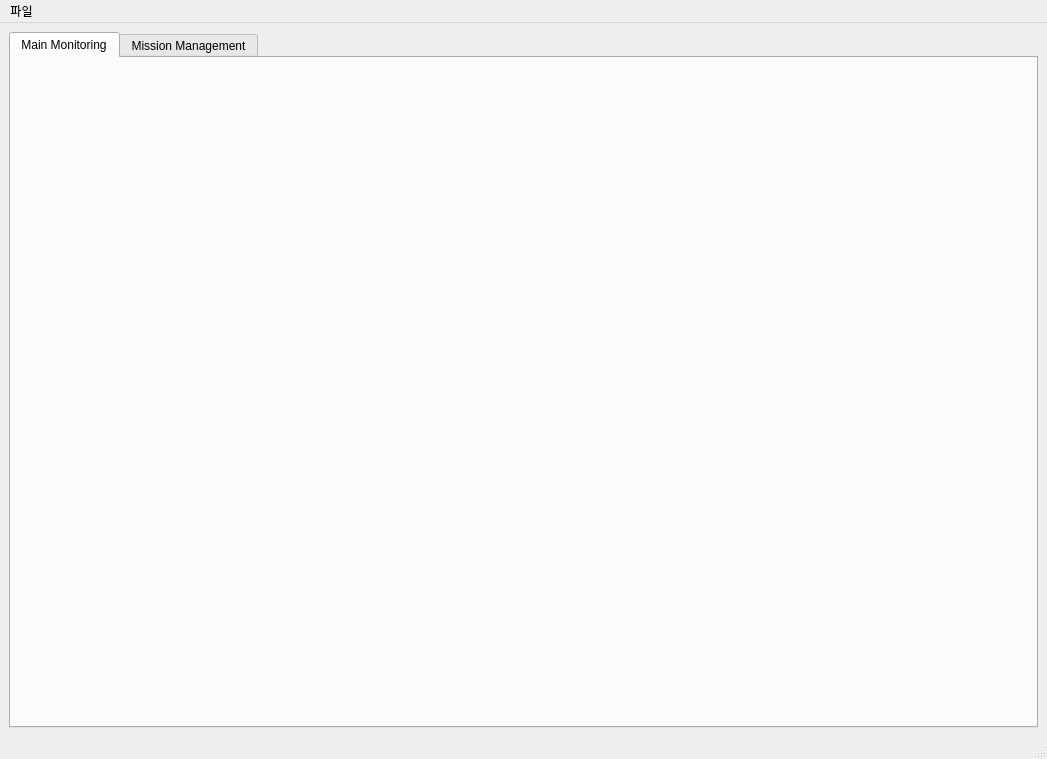
Above: gui/ui/main_window.ui from addinedu-ros-9th/deeplearning-repo-1 before the change. Below: the same form after it.
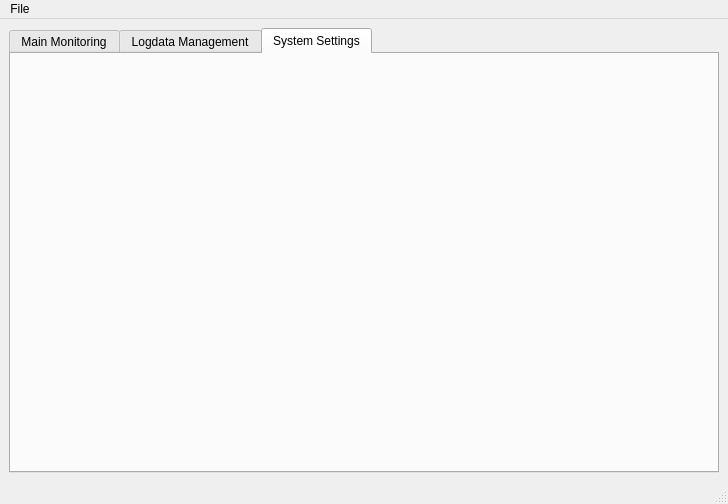
That is the form after the change. The open tabs and pages were chosen to show the change.

The edit to the form file:
```diff
--- a/gui/ui/main_window.ui
+++ b/gui/ui/main_window.ui
@@ -6,8 +6,8 @@
    <rect>
     <x>0</x>
     <y>0</y>
-    <width>1047</width>
-    <height>759</height>
+    <width>728</width>
+    <height>504</height>
    </rect>
   </property>
   <property name="windowTitle">
@@ -28,10 +28,16 @@
       </widget>
       <widget class="QWidget" name="manage_tab">
        <attribute name="title">
-        <string>Mission Management</string>
+        <string>Logdata Management</string>
        </attribute>
        <layout class="QVBoxLayout" name="verticalLayout_on_manage_tab"/>
       </widget>
+      <widget class="QWidget" name="system_tab">
+       <attribute name="title">
+        <string>System Settings</string>
+       </attribute>
+       <layout class="QVBoxLayout" name="verticalLayout_2"/>
+      </widget>
      </widget>
     </item>
    </layout>
@@ -41,13 +47,13 @@
     <rect>
      <x>0</x>
      <y>0</y>
-     <width>1047</width>
-     <height>28</height>
+     <width>728</width>
+     <height>24</height>
     </rect>
    </property>
    <widget class="QMenu" name="menu">
     <property name="title">
-     <string>파일</string>
+     <string>File</string>
     </property>
     <addaction name="actionExit"/>
    </widget>
```
Left out of the diff: 2 changed lines with no effect on the pictures.
